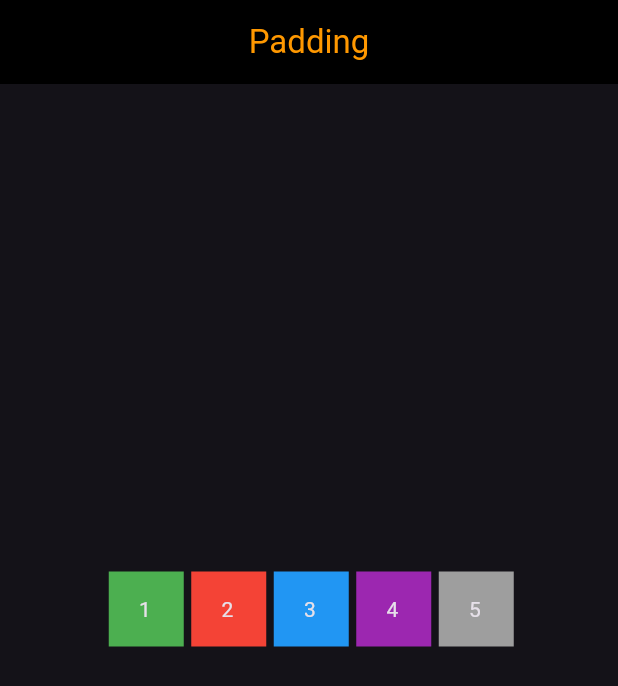
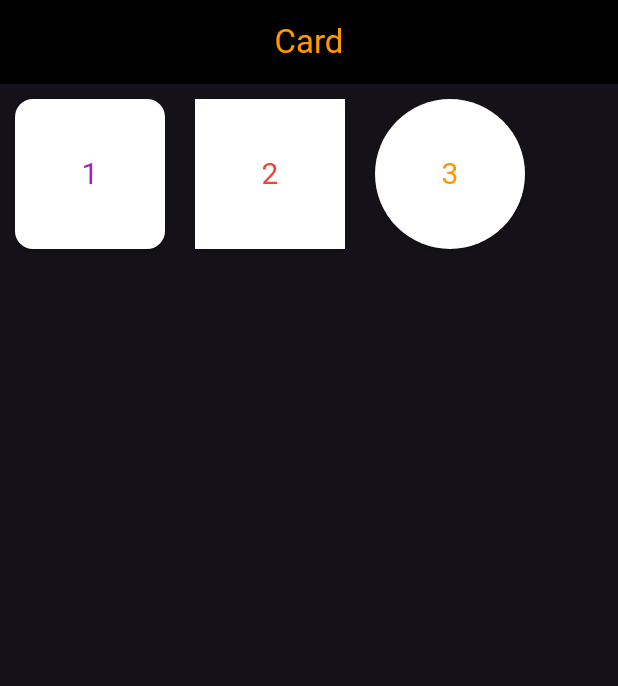
Before and after one commit to Burakyilmam/FlutterTekrar, a Flutter app: the screen it shows after launch, on a phone screen of 412 x 824 dp. Shown: the top 686 px of the screen. Run offline on Flutter 3.47's test engine with Material 3 defaults, Android fonts, the phone set to English and light mode, and no system bars.

Commit message:
Card yapıldı.

```diff
--- /dev/null
+++ b/lib/101/CardApp.dart
@@ -0,0 +1,56 @@
+import 'package:flutter/material.dart';
+
+class CardApp extends StatelessWidget {
+  const CardApp({super.key});
+
+  @override
+  Widget build(BuildContext context) {
+    return Scaffold(
+      appBar: AppBar(
+        title:const Text(
+            'Card',
+            style: TextStyle(
+                color: Colors.orange
+            )
+        ),
+      ),
+      body: const Column(
+        children: [
+          Row(
+            children: [
+              Card(
+                margin: EdgeInsets.all(10),
+                color: Colors.white,
+                child: SizedBox(
+                  width: 100,
+                  height: 100,
+                  child: Center(child: Text('1',style: TextStyle(color:Colors.purple,fontSize: 20))),
+                ),
+              ),
+              Card(
+                margin: EdgeInsets.all(10),
+                color: Colors.white,
+                shape: RoundedRectangleBorder(),
+                child: SizedBox(
+                  width: 100,
+                  height: 100,
+                  child: Center(child: Text('2',style: TextStyle(color:Colors.red,fontSize: 20),)),
+                ),
+              ),
+              Card(
+                margin: EdgeInsets.all(10),
+                color: Colors.white,
+                shape: CircleBorder(),
+                child: SizedBox(
+                  width: 100,
+                  height: 100,
+                  child: Center(child: Text('3',style: TextStyle(color:Colors.orange,fontSize: 20),)),
+                ),
+              ),
+            ],
+          )
+        ],
+      ),
+    );
+  }
+}
--- a/lib/main.dart
+++ b/lib/main.dart
@@ -1,4 +1,5 @@
 import 'package:demo/101/AppbarApp.dart';
+import 'package:demo/101/CardApp.dart';
 import 'package:demo/101/ColorApp.dart';
 import 'package:demo/101/ContainerApp.dart';
 import 'package:demo/101/IconApp.dart';
@@ -25,7 +26,7 @@ class MyApp extends StatelessWidget {
           backgroundColor: Colors.black,
         )
       ),
-      home: PaddingApp(),
+      home: CardApp(),
     );
   }
 }
```
